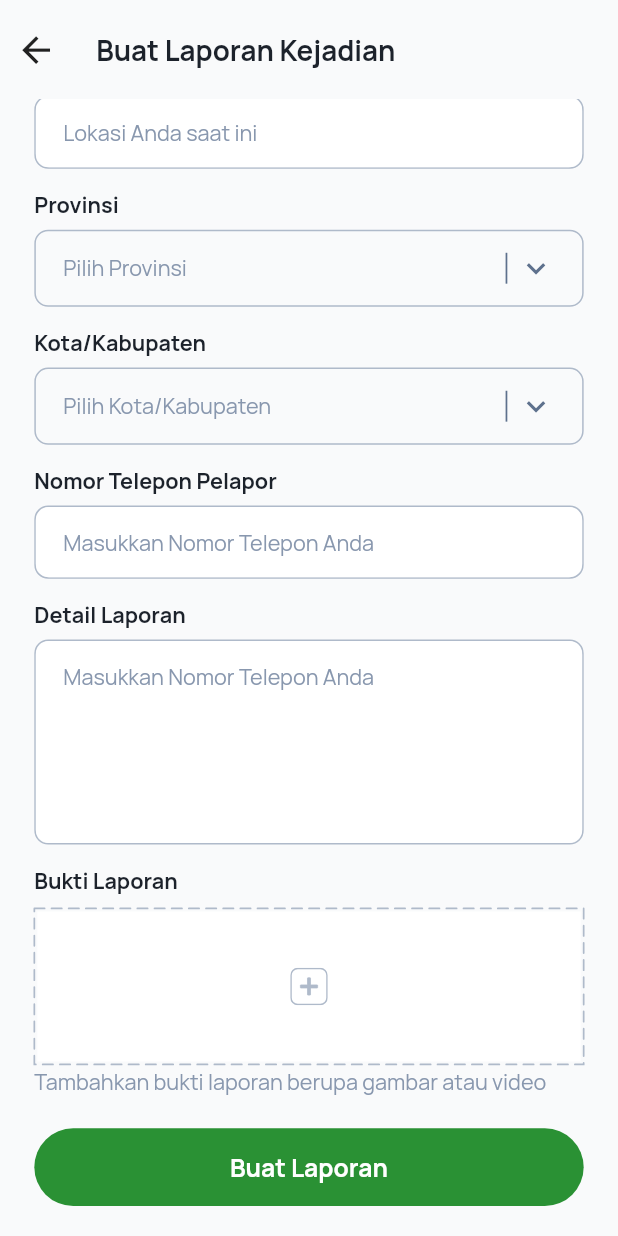
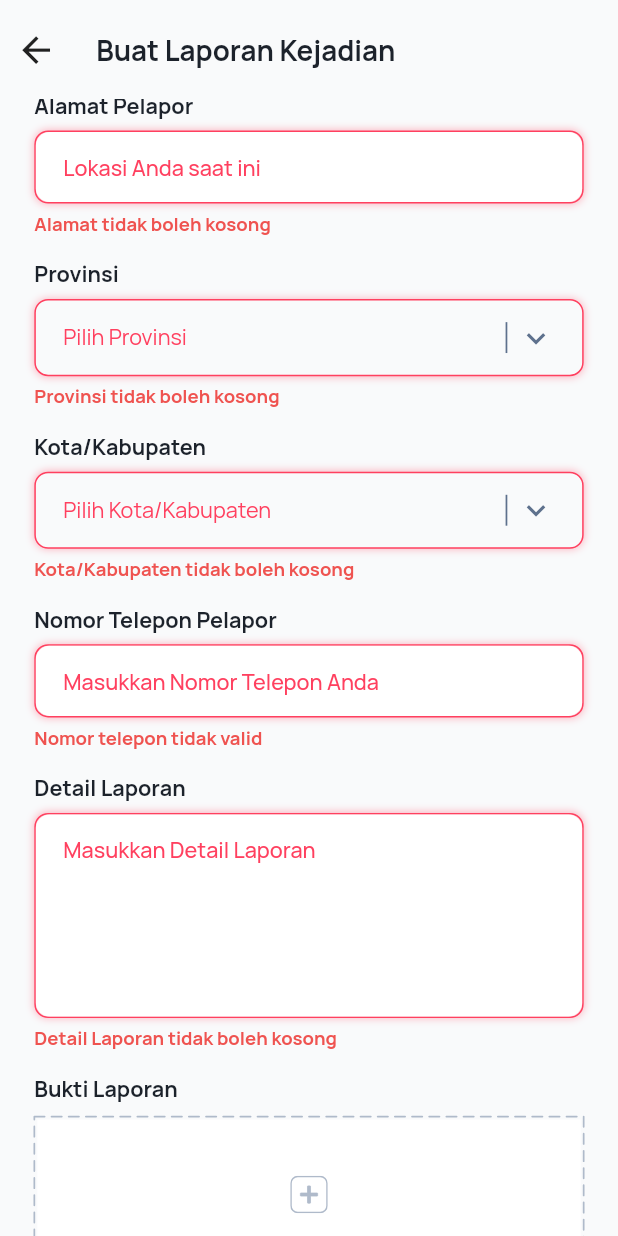
Before and after one commit to Penyihir-Berkah-Mage-ITS/mobile, a Flutter app: the ReportPage screen opened by its route, scrolled down 136 dp, after a tap on "Buat Laporan", on a phone screen of 412 x 824 dp. Run offline on Flutter 3.47's test engine with Material 2 defaults, Android fonts, the phone set to English and light mode, and no system bars; drawn by our look-alikes of dotted_border, dropdown_button2; our stand-ins replace cached_network_image, dio, file_picker, flutter_dotenv, flutter_screenutil, flutter_secure_storage and 5 more; missing offline and left inert: transparent_pointer; accounts and stored records are empty; network calls fail.

Commit message:
error state dropdown

```diff
--- a/lib/app/controller/report_controller.dart
+++ b/lib/app/controller/report_controller.dart
@@ -5,6 +5,7 @@ import 'package:asa/app/models/location/regency_model.dart';
 import 'package:asa/app/repository/location_repository.dart';
 import 'package:asa/utils/filepicker_handler.dart';
 import 'package:asa/utils/show_alert.dart';
+import 'package:flutter/widgets.dart';
 import 'package:get/get.dart';
 
 class ReportController extends GetxController {
@@ -14,6 +15,8 @@ class ReportController extends GetxController {
   RxnString selectedRegency = RxnString();
   Rxn<File> proof = Rxn<File>();
   RxBool invalidProof = false.obs;
+
+  GlobalKey<FormState> formkey = GlobalKey<FormState>();
 
   void getProvinces() {
     LocationRepository.getProvinces().then((value) {
@@ -48,4 +51,8 @@ class ReportController extends GetxController {
     super.onInit;
     getProvinces();
   }
+
+  void submit() {
+    if (!formkey.currentState!.validate()) {}
+  }
 }
--- a/lib/app/presentation/view/report_page.dart
+++ b/lib/app/presentation/view/report_page.dart
@@ -22,6 +22,8 @@ class ReportPage extends GetView<ReportController> {
         title: "Buat Laporan Kejadian",
       ),
       body: ScrollableConstraints(
+        child: Form(
+          key: controller.formkey,
           child: Padding(
             padding: EdgeInsets.symmetric(horizontal: 20.w),
             child: Column(
@@ -32,12 +34,16 @@ class ReportPage extends GetView<ReportController> {
                   label: "Nama Pelapor",
                   controller: TextEditingController(),
                   placeholder: "Gunakan Nama Asli Anda",
+                  validator: (e) =>
+                      (e!.isNotEmpty ? null : "Nama tidak boleh kosong"),
                 ),
                 SizedBox(height: 12.h),
                 AppInput(
                   label: "Alamat Pelapor",
                   controller: TextEditingController(),
                   placeholder: "Lokasi Anda saat ini",
+                  validator: (e) =>
+                      (e!.isNotEmpty ? null : "Alamat tidak boleh kosong"),
                 ),
                 SizedBox(height: 12.h),
                 Obx(
@@ -50,6 +56,15 @@ class ReportPage extends GetView<ReportController> {
                         controller.selectedRegency.value = null;
                         controller.getRegency();
                       }
+                    },
+                    validator: (e) {
+                      if (e == null) {
+                        return "Provinsi tidak boleh kosong";
+                      }
+                      if (e.isEmpty) {
+                        return "Provinsi tidak boleh kosong";
+                      }
+                      return null;
                     },
                     value: controller.selectedProvince.value,
                     items: controller.provinces
@@ -80,6 +95,16 @@ class ReportPage extends GetView<ReportController> {
                         .toList(),
                     placeholder: 'Pilih Kota/Kabupaten',
                     value: controller.selectedRegency.value,
+                    validator: (e) {
+                      print(e);
+                      if (e == null) {
+                        return "Kota/Kabupaten tidak boleh kosong";
+                      }
+                      if (e.isEmpty) {
+                        return "Kota/Kabupaten tidak boleh kosong";
+                      }
+                      return null;
+                    },
                   ),
                 ),
                 SizedBox(height: 12.h),
@@ -87,13 +112,25 @@ class ReportPage extends GetView<ReportController> {
                   label: "Nomor Telepon Pelapor",
                   controller: TextEditingController(),
                   placeholder: "Masukkan Nomor Telepon Anda",
+                  validator: (e) {
+                    if (e!.isNotEmpty) {
+                      return "Nomor telepon tidak boleh kosong";
+                    }
+                    if (!e.isPhoneNumber) {
+                      return "Nomor telepon tidak valid";
+                    }
+                    return null;
+                  },
                 ),
                 SizedBox(height: 12.h),
                 AppInput(
                   label: "Detail Laporan",
                   controller: TextEditingController(),
                   maxLines: 5,
-                placeholder: "Masukkan Nomor Telepon Anda",
+                  placeholder: "Masukkan Detail Laporan",
+                  validator: (e) => (e!.isNotEmpty
+                      ? null
+                      : "Detail Laporan tidak boleh kosong"),
                 ),
                 SizedBox(height: 12.h),
                 Text(
@@ -201,7 +238,7 @@ class ReportPage extends GetView<ReportController> {
                 Spacer(),
                 SizedBox(height: 20.h),
                 AppButton(
-                onPressed: () {},
+                  onPressed: controller.submit,
                   text: "Buat Laporan",
                 ),
                 SizedBox(height: 20.h),
@@ -209,6 +246,7 @@ class ReportPage extends GetView<ReportController> {
             ),
           ),
         ),
+      ),
     );
   }
 }
--- a/lib/app/presentation/widget/app_dropdown.dart
+++ b/lib/app/presentation/widget/app_dropdown.dart
@@ -50,7 +50,6 @@ class _AppDropdownState<T> extends State<AppDropdown<T>> {
   T? value;
   final _key = GlobalKey();
   final FocusNode _focus = FocusNode();
-  bool isValid = true;
   bool isFocused = false;
 
   @override
@@ -69,6 +68,16 @@ class _AppDropdownState<T> extends State<AppDropdown<T>> {
 
   @override
   Widget build(BuildContext context) {
+    return FormField<T>(
+      validator: (T? _) {
+        if (widget.validator != null) {
+          var validate = widget.validator!(value);
+
+          return validate;
+        }
+        return null;
+      },
+      builder: (state) {
         return Column(
           crossAxisAlignment: CrossAxisAlignment.stretch,
           mainAxisSize: MainAxisSize.min,
@@ -80,30 +89,9 @@ class _AppDropdownState<T> extends State<AppDropdown<T>> {
                     style: h5BTextStyle(),
                   ),
             widget.label == null ? Container() : SizedBox(height: 6.h),
-        DropdownButtonFormField2<T>(
+            DropdownButton2<T>(
               focusNode: _focus,
-          decoration: InputDecoration(
-            contentPadding: EdgeInsets.zero,
-            border: InputBorder.none,
-          ),
-          validator: (T? e) {
-            return null;
-            // if (widget.validator != null) {
-            //   var a = widget.validator!(e);
-            //   if (a != null) {
-            //     setState(() {
-            //       isValid = true;
-            //     });
-            //   } else {
-            //     setState(() {
-            //       isValid = false;
-            //     });
-            //   }
-            //   return a;
-            // }
-
-            // return null;
-          },
+              underline: Container(),
               key: _key,
               barrierColor: Color.fromRGBO(0, 0, 0, 0.3),
               isExpanded: true,
@@ -112,7 +100,9 @@ class _AppDropdownState<T> extends State<AppDropdown<T>> {
                 iconSize: 1,
               ),
               value: widget.value,
-          customButton: Container(
+              customButton: AnimatedContainer(
+                duration: Duration(milliseconds: 250),
+                curve: Curves.easeIn,
                 width: 1.sw,
                 padding: EdgeInsets.symmetric(
                   vertical: 12.h,
@@ -120,7 +110,7 @@ class _AppDropdownState<T> extends State<AppDropdown<T>> {
                 ),
                 decoration: BoxDecoration(
                   color: ColorConstants.slate[25],
-              boxShadow: !isValid
+                  boxShadow: state.errorText != null
                       ? (isFocused
                           ? [
                               BoxShadow(
@@ -147,7 +137,7 @@ class _AppDropdownState<T> extends State<AppDropdown<T>> {
                           : []),
                   borderRadius: BorderRadius.circular(8.w),
                   border: Border.all(
-                color: !isValid
+                    color: (state.errorText?.isNotEmpty ?? false)
                         ? ColorConstants.error
                         : (isFocused
                             ? ColorConstants.primary[600]!
@@ -178,12 +168,13 @@ class _AppDropdownState<T> extends State<AppDropdown<T>> {
                           return Text(
                             isValid
                                 ? widget.items
-                                .firstWhere((element) => element.value == value)
+                                    .firstWhere(
+                                        (element) => element.value == value)
                                     .text
                                 : widget.placeholder ?? "",
                             style: TextStyle(
                               fontSize: 14.sp,
-                          color: !this.isValid
+                              color: (state.errorText?.isNotEmpty ?? false)
                                   ? ColorConstants.error
                                   : widget.value == null
                                       ? ColorConstants.slate[400]
@@ -270,7 +261,20 @@ class _AppDropdownState<T> extends State<AppDropdown<T>> {
                       ),
                     ],
             ),
+            SizedBox(
+              height: state.errorText != null ? 4.h : 0,
+            ),
+            state.errorText != null
+                ? Text(
+                    state.errorText ?? "",
+                    style: body5BTextStyle(
+                      color: Colors.red[400],
+                    ),
+                  )
+                : Container(),
           ],
+        );
+      },
     );
   }
 }
--- a/lib/app/presentation/widget/app_input.dart
+++ b/lib/app/presentation/widget/app_input.dart
@@ -111,6 +111,7 @@ class _AppInputState extends State<AppInput> {
       autovalidateMode: widget.autovalidateMode,
       enabled: true,
       validator: (e) {
+        print(e);
         if (widget.validator == null) {
           return null;
         }
```
Also changed, not shown: lib/app/presentation/widget/app_loading.dart (added, +49 -0 lines), assets/icons/notification_lapor.svg (added). Lines whose indentation alone changed are shown as unchanged.
